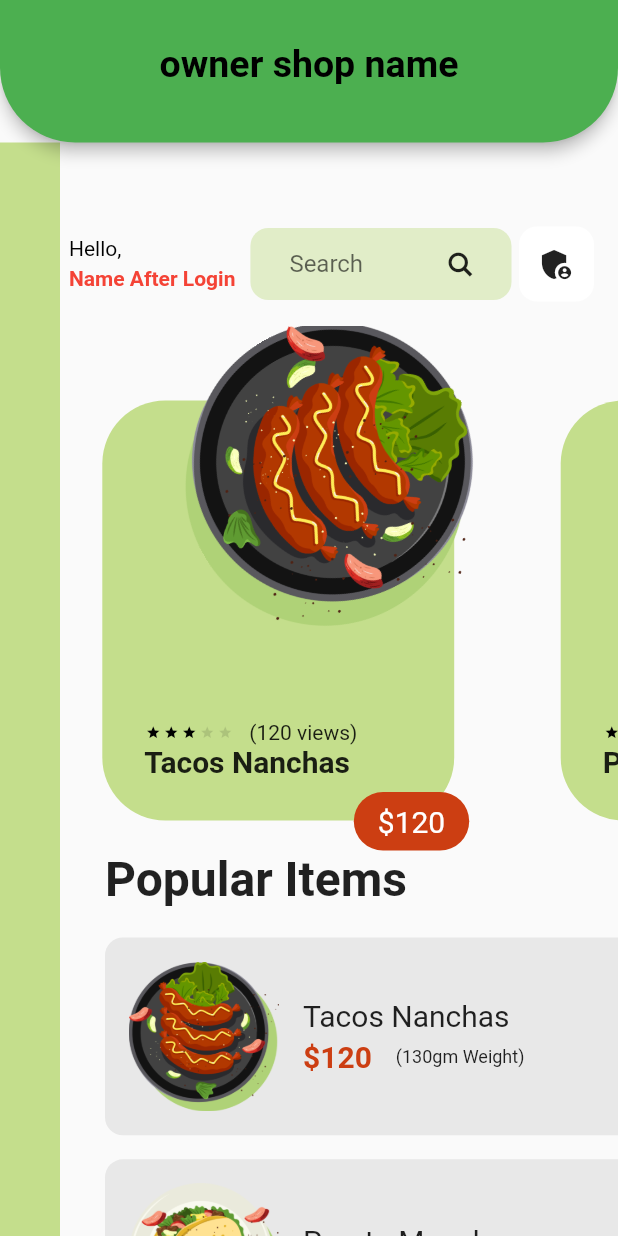
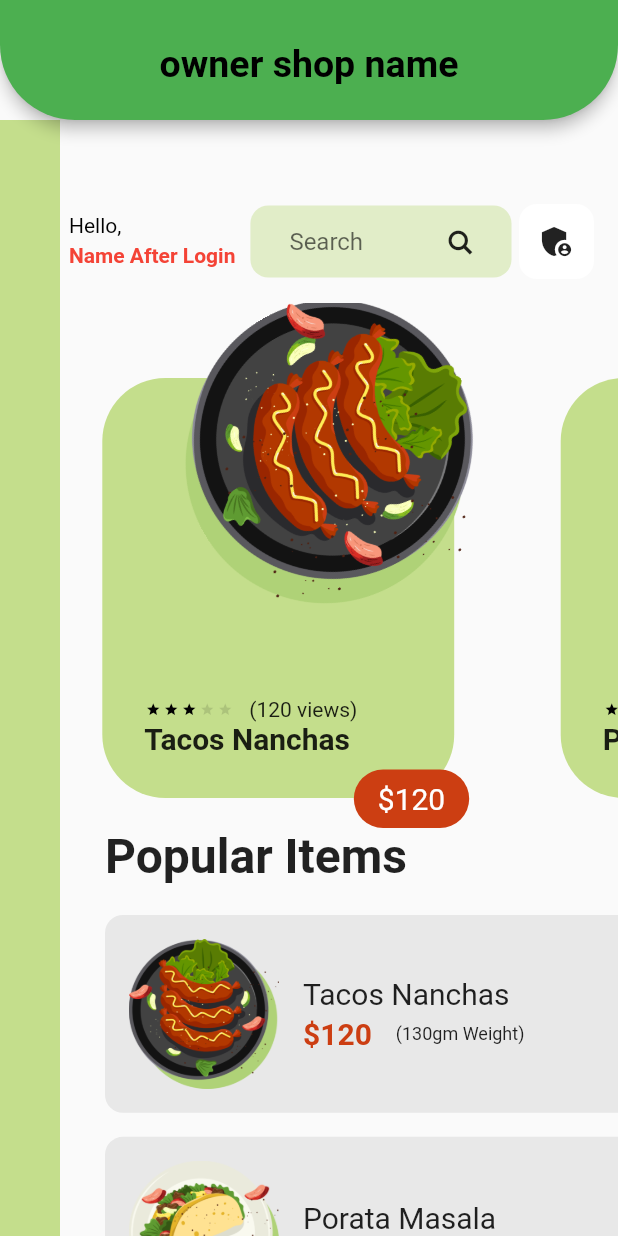
Before and after one commit to TEJESH5210/FOODAPPFLUTTER, a Flutter app: the screen it shows after launch, on a phone screen of 412 x 824 dp. Run offline on Flutter 3.47's test engine with Material 2 defaults, Android fonts, the phone set to English and light mode, and no system bars; drawn by our look-alikes of flutter_rating_bar; our stand-ins replace google_fonts.

Commit message:
this is 3rd  model

```diff
--- a/lib/pages/home_page.dart
+++ b/lib/pages/home_page.dart
@@ -24,7 +24,7 @@ class _HomePageState extends State<HomePage> {
   Widget build(BuildContext context) {
     return Scaffold(
       appBar: PreferredSize(
-        preferredSize: Size.fromHeight(95),
+        preferredSize: Size.fromHeight(80),
         child: AppBar(
           centerTitle: true,
           title: Text(
```
